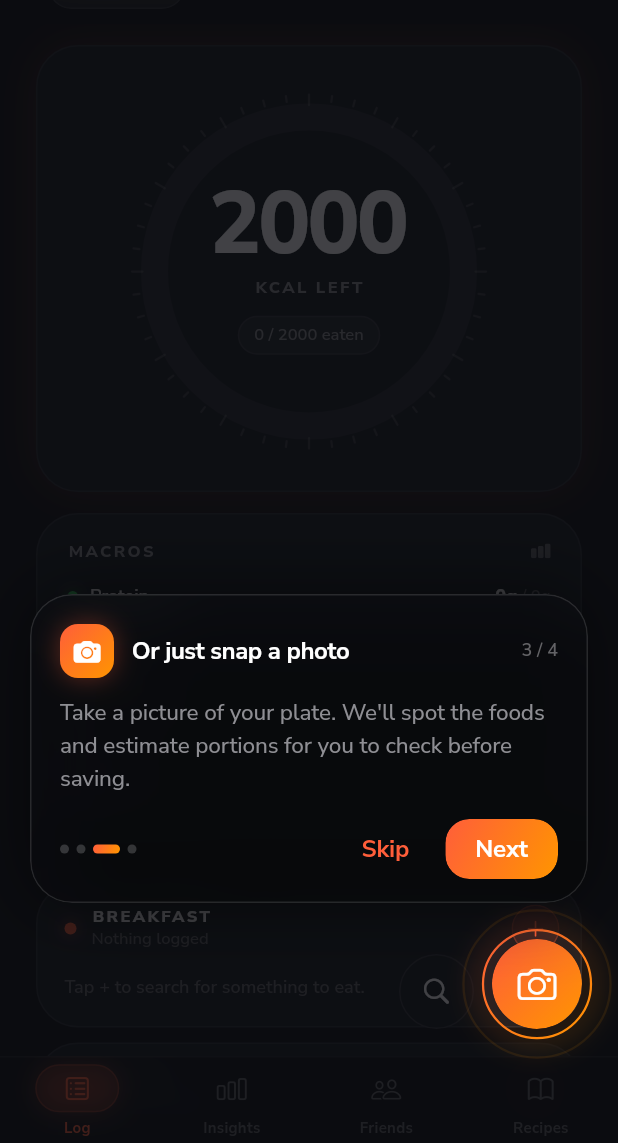
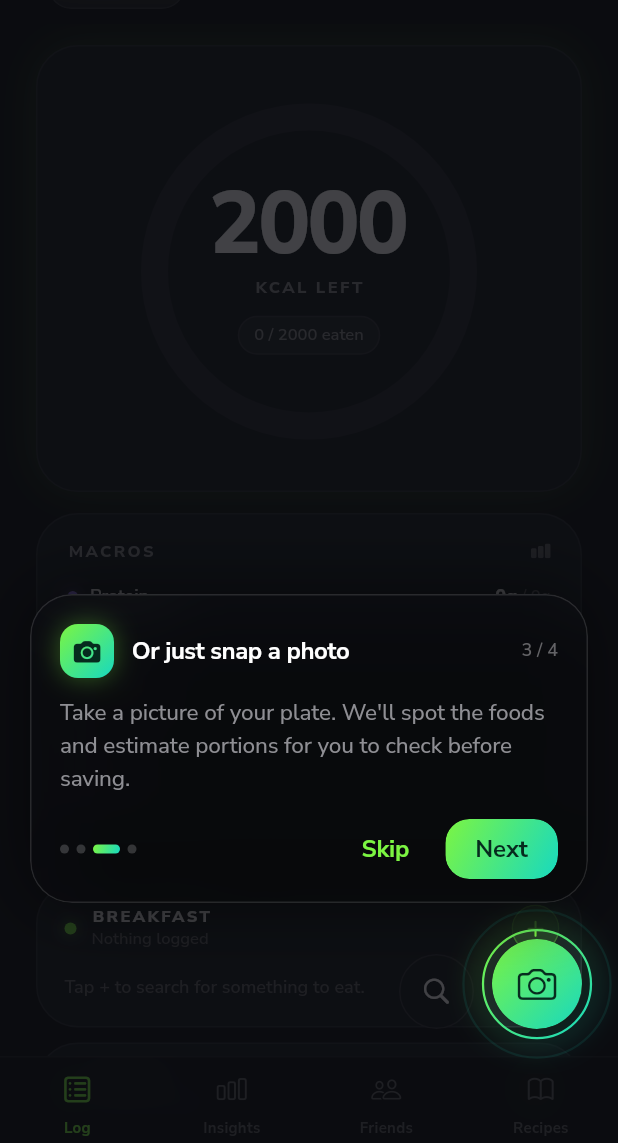
Before and after one commit to Curtis-18/calorie_app, a Flutter app: the MainShell screen opened by its route, after a tap on an icon or button, on a phone screen of 412 x 824 dp, the part 93-1236 px from its top. Run offline on Flutter 3.47's test engine with Material 3 defaults, Android fonts, the phone set to English and light mode, and no system bars; our stand-ins replace flutter_riverpod, google_fonts, google_sign_in, image_picker, share_plus, shared_preferences and 1 more; accounts and stored records are empty; network calls fail.

Commit message:
feat: lime and aqua brand colours, warm flames, solid ring, no tab pill
Co-Authored-By: Claude Sonnet 5.5 <noreply@anthropic.com>

```diff
--- a/lib/screens/main_shell.dart
+++ b/lib/screens/main_shell.dart
@@ -3,7 +3,6 @@ import 'package:flutter_riverpod/flutter_riverpod.dart';
 import '../providers/friends_provider.dart';
 import '../providers/snaps_provider.dart';
 import '../theme/app_motion.dart';
-import '../theme/app_shapes.dart';
 import '../theme/tracker_colors.dart';
 import 'dashboard_screen.dart';
 import 'friends_screen.dart';
@@ -51,7 +50,7 @@ class _MainShellState extends ConsumerState<MainShell> {
         items: [
           for (var i = 0; i < _tabs.length; i++)
             BottomNavigationBarItem(
-              icon: _TabIcon(
+              icon: TabIcon(
                 key: i == 1 ? MainShell.insightsTabKey : null,
                 icon: _tabs[i].icon,
                 active: i == _index,
@@ -66,9 +65,10 @@ class _MainShellState extends ConsumerState<MainShell> {
   }
 }
 
-/// Floating glass pill behind the active tab icon.
-class _TabIcon extends StatelessWidget {
-  const _TabIcon({
+/// Tab icon: the active one is tinted and a touch larger (no pill behind it).
+@visibleForTesting
+class TabIcon extends StatelessWidget {
+  const TabIcon({
     super.key,
     required this.icon,
     required this.active,
@@ -86,22 +86,11 @@ class _TabIcon extends StatelessWidget {
     return AnimatedContainer(
       duration: AppMotion.quick,
       curve: AppMotion.standard,
-      width: active ? 56 : 40,
+      width: 40,
       height: 32,
       alignment: Alignment.center,
-      decoration: BoxDecoration(
-        color: active
-            ? TrackerColors.alpha(TrackerColors.accentStart, 0.16)
-            : const Color(0x00000000),
-        borderRadius: BorderRadius.circular(16),
-        border: Border.all(
-          color: active ? TrackerColors.alpha(TrackerColors.accentStart, 0.28) : const Color(0x00000000),
-          width: 1,
-        ),
-        boxShadow: active
-            ? AppDecor.glow(TrackerColors.accentStart, blur: 14, opacity: 0.3)
-            : null,
-      ),
+      transform: Matrix4.diagonal3Values(active ? 1.12 : 1.0, active ? 1.12 : 1.0, 1),
+      transformAlignment: Alignment.center,
       child: Stack(
         clipBehavior: Clip.none,
         alignment: Alignment.center,
--- a/lib/theme/app_shapes.dart
+++ b/lib/theme/app_shapes.dart
@@ -58,7 +58,7 @@ class AppDecor {
         color: color ?? (gradient == null ? TrackerColors.surface : null),
         gradient: gradient,
         borderRadius: borderRadius ?? AppRadii.containerAll,
-        border: border ?? Border.all(color: TrackerColors.border, width: 1),
+        border: border ?? (TrackerColors.isDark ? Border.all(color: TrackerColors.border, width: 1) : null),
         // Light mode lifts cards with a soft shadow (none in dark mode).
         boxShadow: shadow == null ? TrackerColors.cardShadow : [...TrackerColors.cardShadow, ...shadow],
       );
--- a/lib/theme/tracker_colors.dart
+++ b/lib/theme/tracker_colors.dart
@@ -110,12 +110,12 @@ class TrackerPalette {
     textTertiary: Color(0xFF636366),
     accentStartText: TrackerColors.accentStart,
     accentEndText: TrackerColors.accentEnd,
-    accentGlow: Color(0x40FF5E3A),
-    accentGlowSoft: Color(0x1FFFA060),
+    accentGlow: Color(0x407CF542),
+    accentGlowSoft: Color(0x1F17D9C0),
     accentWash: Color(0x1AFFFFFF),
-    macroProtein: Color(0xFF30D158), // iOS Mint
+    macroProtein: Color(0xFF9B7BFF), // Electric Violet
     macroCarbs: Color(0xFFFFD60A), // Warm Gold
-    macroFat: Color(0xFFBF5AF2), // Soft Violet
+    macroFat: Color(0xFFFF5CAA), // Hot Pink
     success: Color(0xFF30D158),
     warning: Color(0xFFFFD60A),
     error: Color(0xFFFF453A),
@@ -136,24 +136,24 @@ class TrackerPalette {
   /// the surfaces it is used on (checked in `test/theme_mode_test.dart`).
   static const light = TrackerPalette(
     brightness: Brightness.light,
-    background: Color(0xFFF7F4F0),
+    background: Color(0xFFF4F7F5),
     surface: Color(0xFFFFFFFF),
-    surfaceElevated: Color(0xFFF2EEE8),
-    surfaceHigh: Color(0xFFE8E3DC),
-    border: Color(0x1A140F0A), // warm black at 10%
-    borderStrong: Color(0x29140F0A), // 16%
-    divider: Color(0x14140F0A), // 8%
-    textPrimary: Color(0xFF1A1714),
-    textSecondary: Color(0xFF5C554D),
-    textTertiary: Color(0xFF6B645B),
-    accentStartText: Color(0xFFC93216),
-    accentEndText: Color(0xFFA8480A),
-    accentGlow: Color(0x33FF5E3A),
-    accentGlowSoft: Color(0x1AFF8A50),
-    accentWash: Color(0x0F140F0A),
-    macroProtein: Color(0xFF126B31),
+    surfaceElevated: Color(0xFFEDF1EF),
+    surfaceHigh: Color(0xFFE0E7E4),
+    border: Color(0x1A1F2937), // charcoal at 10%
+    borderStrong: Color(0x291F2937), // 16%
+    divider: Color(0x141F2937), // 8%
+    textPrimary: Color(0xFF1F2937),
+    textSecondary: Color(0xFF4B5563),
+    textTertiary: Color(0xFF5B6675),
+    accentStartText: Color(0xFF2B7A0B),
+    accentEndText: Color(0xFF0A7468),
+    accentGlow: Color(0x337CF542),
+    accentGlowSoft: Color(0x1A17D9C0),
+    accentWash: Color(0x0F1F2937),
+    macroProtein: Color(0xFF6D3FE0),
     macroCarbs: Color(0xFF9A5F00),
-    macroFat: Color(0xFF8E3BC4),
+    macroFat: Color(0xFFB81C6B),
     success: Color(0xFF126B31),
     warning: Color(0xFF9A5F00),
     error: Color(0xFFC62419),
@@ -162,13 +162,13 @@ class TrackerPalette {
     glassFillStrong: Color(0xD9FFFFFF),
     glassTint: Color(0x0DFFFFFF),
     navFill: Color(0xEBFFFFFF), // rgba(255, 255, 255, 0.92)
-    sheetFill: Color(0xF7FBF9F6),
+    sheetFill: Color(0xF7F9FBFA),
     streakFill: Color(0x1FFF9500),
-    shimmerBase: Color(0xFFEDE8E1),
-    shimmerHighlight: Color(0xFFF8F5F0),
+    shimmerBase: Color(0xFFE9EEEC),
+    shimmerHighlight: Color(0xFFF6F9F8),
     cardShadow: [
-      BoxShadow(color: Color(0x0F2A1A0A), blurRadius: 2, offset: Offset(0, 1)),
-      BoxShadow(color: Color(0x142A1A0A), blurRadius: 24, offset: Offset(0, 8)),
+      BoxShadow(color: Color(0x0D1F2937), blurRadius: 2, offset: Offset(0, 1)),
+      BoxShadow(color: Color(0x141F2937), blurRadius: 20, spreadRadius: -2, offset: Offset(0, 4)),
     ],
   );
 }
@@ -206,14 +206,18 @@ class TrackerColors {
 
   /// Energizing Coral and Amber. Use these for fills, gradients and glows.
   /// For coloured *text or icons*, use [accentStartText] / [accentEndText].
-  static const Color accentStart = Color(0xFFFF5E3A);
-  static const Color accentEnd = Color(0xFFFF9500);
+  static const Color accentStart = Color(0xFF7CF542);
+  static const Color accentEnd = Color(0xFF17D9C0);
   static const Color primary = accentStart;
   static const Color secondary = accentEnd;
 
+  /// Fire stays warm whatever the brand colour is: streak flames and embers.
+  static const Color flameStart = Color(0xFFFF5E3A);
+  static const Color flameEnd = Color(0xFFFF9500);
+
   /// What sits on top of an accent fill or gradient. Always white, whatever
   /// the mode, because the gradient is always vivid.
-  static const Color onAccent = Color(0xFFFFFFFF);
+  static const Color onAccent = Color(0xFF062B1E);
 
   static const LinearGradient calorieGradient = LinearGradient(
     begin: Alignment.topLeft,
@@ -221,12 +225,11 @@ class TrackerColors {
     colors: [accentStart, accentEnd],
   );
 
+  /// Seamless: the colours wrap round, so there is no hard edge anywhere.
   static const SweepGradient calorieSweep = SweepGradient(
-    startAngle: -3 * 0.7853981634, // -135deg
-    endAngle: 3 * 0.7853981634, // +135deg
-    colors: [accentEnd, accentStart, accentStart, accentEnd],
-    stops: [0.0, 0.28, 0.72, 1.0],
-    tileMode: TileMode.clamp,
+    startAngle: 0,
+    endAngle: 2 * 3.1415926536,
+    colors: [accentStart, accentEnd, accentStart],
   );
 
   // --- Mode-dependent ------------------------------------------------------
--- a/lib/widgets/calorie_ring.dart
+++ b/lib/widgets/calorie_ring.dart
@@ -15,7 +15,7 @@ class CalorieRing extends StatelessWidget {
     required this.target,
     this.size = 244,
     this.strokeWidth = 18,
-    this.showTicks = true,
+    this.showTicks = false,
   });
 
   final int consumed;
@@ -194,13 +194,13 @@ class _RingPainter extends CustomPainter {
       cap,
       strokeWidth * 0.5,
       Paint()
-        ..color = TrackerColors.onAccent
+        ..color = const Color(0xFFFFFFFF)
         ..maskFilter = const MaskFilter.blur(BlurStyle.normal, 8),
     );
     canvas.drawCircle(
       cap,
       strokeWidth * 0.26,
-      Paint()..color = TrackerColors.onAccent,
+      Paint()..color = const Color(0xFFFFFFFF),
     );
   }
 
--- a/lib/widgets/game/celebrations.dart
+++ b/lib/widgets/game/celebrations.dart
@@ -12,8 +12,8 @@ import '../app_button.dart';
 import '../glass.dart';
 
 const _emberColors = [
-  TrackerColors.accentStart,
-  TrackerColors.accentEnd,
+  TrackerColors.flameStart,
+  TrackerColors.flameEnd,
   Color(0xFFFFD60A),
   Color(0xFFFFB86B),
 ];
--- a/lib/widgets/game/flame_style.dart
+++ b/lib/widgets/game/flame_style.dart
@@ -48,34 +48,34 @@ class FlameStyle {
     }
     return switch (tier) {
       FlameTier.spark => const FlameStyle(
-        gradient: LinearGradient(colors: [Color(0xFFFFB86B), TrackerColors.accentEnd]),
+        gradient: LinearGradient(colors: [Color(0xFFFFB86B), TrackerColors.flameEnd]),
         color: Color(0xFFFFB86B),
         glow: 0.25,
       ),
       FlameTier.ember => const FlameStyle(
-        gradient: LinearGradient(colors: [TrackerColors.accentEnd, Color(0xFFFFB340)]),
-        color: TrackerColors.accentEnd,
+        gradient: LinearGradient(colors: [TrackerColors.flameEnd, Color(0xFFFFB340)]),
+        color: TrackerColors.flameEnd,
         glow: 0.45,
       ),
       FlameTier.flame => const FlameStyle(
-        gradient: TrackerColors.calorieGradient,
-        color: TrackerColors.accentStart,
+        gradient: LinearGradient(begin: Alignment.topLeft, end: Alignment.bottomRight, colors: [TrackerColors.flameStart, TrackerColors.flameEnd]),
+        color: TrackerColors.flameStart,
         glow: 0.6,
       ),
       FlameTier.blaze => const FlameStyle(
         gradient: LinearGradient(
           begin: Alignment.bottomLeft,
           end: Alignment.topRight,
-          colors: [TrackerColors.accentStart, TrackerColors.accentEnd, Color(0xFFFFD60A)],
+          colors: [TrackerColors.flameStart, TrackerColors.flameEnd, Color(0xFFFFD60A)],
         ),
-        color: TrackerColors.accentStart,
+        color: TrackerColors.flameStart,
         glow: 0.8,
       ),
       FlameTier.inferno => const FlameStyle(
         gradient: LinearGradient(
           begin: Alignment.bottomCenter,
           end: Alignment.topCenter,
-          colors: [_infernoRed, TrackerColors.accentStart, Color(0xFFFFD60A)],
+          colors: [_infernoRed, TrackerColors.flameStart, Color(0xFFFFD60A)],
         ),
         color: _infernoRed,
         glow: 1,
--- a/lib/widgets/snaps/flame.dart
+++ b/lib/widgets/snaps/flame.dart
@@ -17,7 +17,7 @@ class StreakBadge extends StatelessWidget {
 
   @override
   Widget build(BuildContext context) {
-    final color = lit ? TrackerColors.accentStart : TrackerColors.textTertiary;
+    final color = lit ? TrackerColors.flameStart : TrackerColors.textTertiary;
     return Semantics(
       label: '$count day streak',
       child: Container(
```
